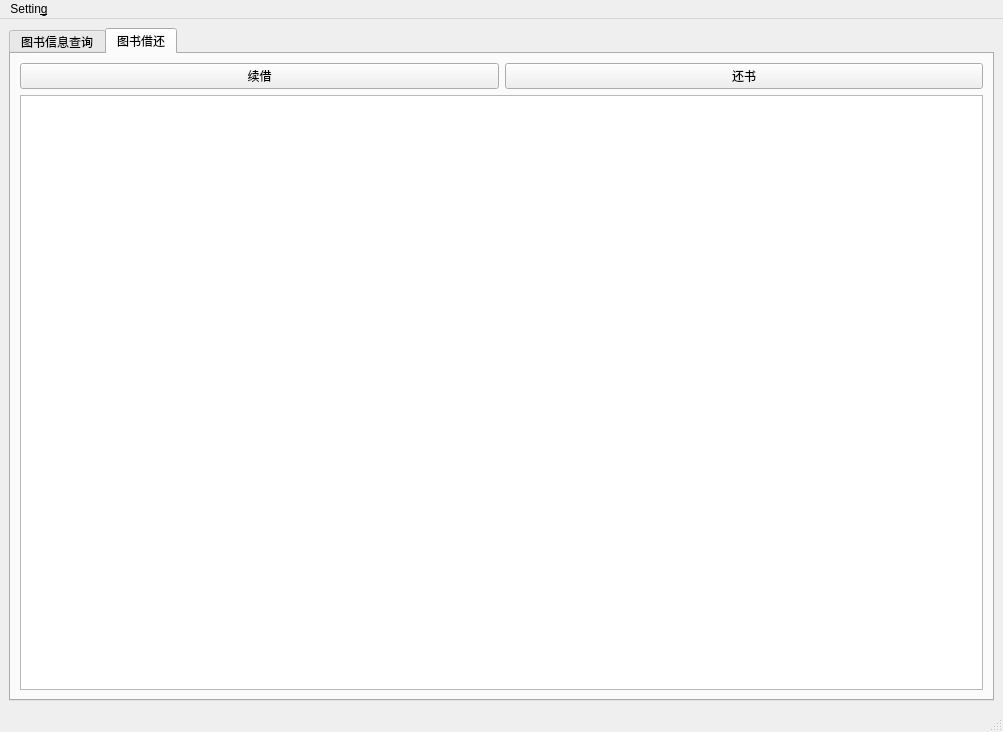
First picture: the form in sourcecode/studentmainwindow.ui, repository LiuzhouChan/database-Project-with-QT, before the edit.
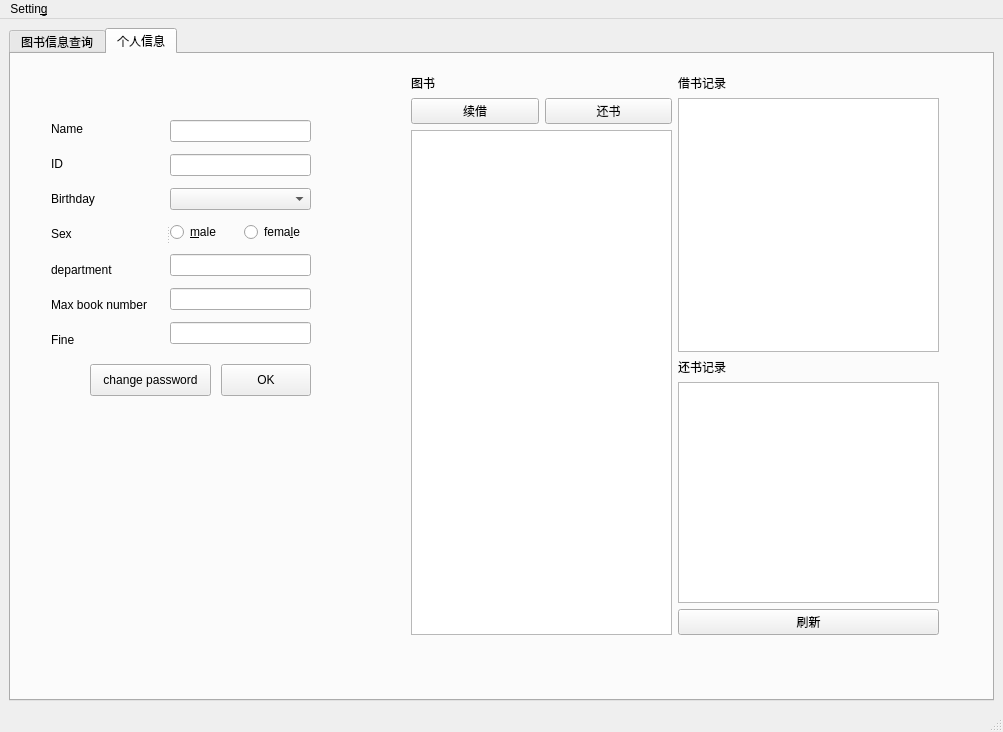
Second picture: the form after the edit. Custom widgets are drawn as their Qt base class.

What changed in the file:
```diff
--- a/sourcecode/studentmainwindow.ui
+++ b/sourcecode/studentmainwindow.ui
@@ -95,35 +95,243 @@
       </widget>
       <widget class="QWidget" name="tab_2">
        <attribute name="title">
-        <string>图书借还</string>
+        <string>个人信息</string>
        </attribute>
-       <layout class="QHBoxLayout" name="horizontalLayout_5">
-        <item>
-         <layout class="QVBoxLayout" name="verticalLayout_3">
+       <widget class="QWidget" name="layoutWidget">
+        <property name="geometry">
+         <rect>
+          <x>400</x>
+          <y>20</y>
+          <width>528</width>
+          <height>561</height>
+         </rect>
+        </property>
+        <layout class="QHBoxLayout" name="horizontalLayout_5">
+         <item>
+          <layout class="QVBoxLayout" name="verticalLayout_4">
+           <item>
+            <widget class="QLabel" name="label">
+             <property name="text">
+              <string>图书</string>
+             </property>
+            </widget>
+           </item>
+           <item>
+            <layout class="QVBoxLayout" name="verticalLayout_3">
+             <item>
+              <layout class="QHBoxLayout" name="horizontalLayout_3">
+               <item>
+                <widget class="QPushButton" name="pushButton_4">
+                 <property name="text">
+                  <string>续借</string>
+                 </property>
+                </widget>
+               </item>
+               <item>
+                <widget class="QPushButton" name="pushButton_3">
+                 <property name="text">
+                  <string>还书</string>
+                 </property>
+                </widget>
+               </item>
+              </layout>
+             </item>
+             <item>
+              <widget class="QTableWidget" name="tableWidget_2"/>
+             </item>
+            </layout>
+           </item>
+          </layout>
+         </item>
+         <item>
+          <layout class="QVBoxLayout" name="verticalLayout_7">
+           <item>
+            <layout class="QVBoxLayout" name="verticalLayout_5">
+             <item>
+              <widget class="QLabel" name="label_2">
+               <property name="text">
+                <string>借书记录</string>
+               </property>
+              </widget>
+             </item>
+             <item>
+              <widget class="QTableWidget" name="tableWidget_3"/>
+             </item>
+            </layout>
+           </item>
+           <item>
+            <layout class="QVBoxLayout" name="verticalLayout_6">
+             <item>
+              <widget class="QLabel" name="label_3">
+               <property name="text">
+                <string>还书记录</string>
+               </property>
+              </widget>
+             </item>
+             <item>
+              <widget class="QTableWidget" name="tableWidget_4"/>
+             </item>
+             <item>
+              <widget class="QPushButton" name="pushButton_5">
+               <property name="text">
+                <string>刷新</string>
+               </property>
+              </widget>
+             </item>
+            </layout>
+           </item>
+          </layout>
+         </item>
+        </layout>
+       </widget>
+       <widget class="QSplitter" name="splitter">
+        <property name="geometry">
+         <rect>
+          <x>40</x>
+          <y>60</y>
+          <width>260</width>
+          <height>240</height>
+         </rect>
+        </property>
+        <property name="orientation">
+         <enum>Qt::Horizontal</enum>
+        </property>
+        <widget class="QWidget" name="layoutWidget">
+         <layout class="QVBoxLayout" name="verticalLayout_9">
           <item>
-           <layout class="QHBoxLayout" name="horizontalLayout_3">
+           <widget class="QLabel" name="label_4">
+            <property name="text">
+             <string>Name</string>
+            </property>
+           </widget>
+          </item>
+          <item>
+           <widget class="QLabel" name="label_5">
+            <property name="text">
+             <string>ID</string>
+            </property>
+           </widget>
+          </item>
+          <item>
+           <widget class="QLabel" name="label_13">
+            <property name="text">
+             <string>Birthday</string>
+            </property>
+           </widget>
+          </item>
+          <item>
+           <widget class="QLabel" name="label_14">
+            <property name="text">
+             <string>Sex</string>
+            </property>
+           </widget>
+          </item>
+          <item>
+           <widget class="QLabel" name="label_15">
+            <property name="text">
+             <string>department</string>
+            </property>
+           </widget>
+          </item>
+          <item>
+           <widget class="QLabel" name="label_16">
+            <property name="text">
+             <string>Max book number</string>
+            </property>
+           </widget>
+          </item>
+          <item>
+           <widget class="QLabel" name="label_17">
+            <property name="text">
+             <string>Fine</string>
+            </property>
+           </widget>
+          </item>
+         </layout>
+        </widget>
+        <widget class="QWidget" name="layoutWidget">
+         <layout class="QVBoxLayout" name="verticalLayout_8">
+          <item>
+           <widget class="QLineEdit" name="lineEdit_3"/>
+          </item>
+          <item>
+           <widget class="QLineEdit" name="lineEdit_4">
+            <property name="readOnly">
+             <bool>true</bool>
+            </property>
+           </widget>
+          </item>
+          <item>
+           <widget class="KDateComboBox" name="kdatecombobox"/>
+          </item>
+          <item>
+           <layout class="QHBoxLayout" name="horizontalLayout_10">
             <item>
-             <widget class="QPushButton" name="pushButton_4">
+             <widget class="QRadioButton" name="radioButton_3">
               <property name="text">
-               <string>续借</string>
+               <string>&amp;male</string>
               </property>
              </widget>
             </item>
             <item>
-             <widget class="QPushButton" name="pushButton_3">
+             <widget class="QRadioButton" name="radioButton_4">
               <property name="text">
-               <string>还书</string>
+               <string>fema&amp;le</string>
               </property>
              </widget>
             </item>
            </layout>
           </item>
           <item>
-           <widget class="QTableWidget" name="tableWidget_2"/>
+           <widget class="QLineEdit" name="lineEdit_6"/>
+          </item>
+          <item>
+           <widget class="QLineEdit" name="lineEdit_7">
+            <property name="readOnly">
+             <bool>true</bool>
+            </property>
+           </widget>
+          </item>
+          <item>
+           <widget class="QLineEdit" name="lineEdit_8">
+            <property name="readOnly">
+             <bool>true</bool>
+            </property>
+           </widget>
           </item>
          </layout>
-        </item>
-       </layout>
+        </widget>
+       </widget>
+       <widget class="QPushButton" name="pushButton_12">
+        <property name="geometry">
+         <rect>
+          <x>210</x>
+          <y>310</y>
+          <width>90</width>
+          <height>32</height>
+         </rect>
+        </property>
+        <property name="text">
+         <string>OK</string>
+        </property>
+       </widget>
+       <widget class="QPushButton" name="pushButton_13">
+        <property name="geometry">
+         <rect>
+          <x>79</x>
+          <y>310</y>
+          <width>121</width>
+          <height>32</height>
+         </rect>
+        </property>
+        <property name="text">
+         <string>change password</string>
+        </property>
+       </widget>
+       <zorder>splitter</zorder>
+       <zorder>layoutWidget</zorder>
+       <zorder>pushButton_12</zorder>
+       <zorder>pushButton_13</zorder>
       </widget>
      </widget>
     </item>
@@ -153,6 +361,13 @@
    </property>
   </action>
  </widget>
+ <customwidgets>
+  <customwidget>
+   <class>KDateComboBox</class>
+   <extends>QComboBox</extends>
+   <header>kdatecombobox.h</header>
+  </customwidget>
+ </customwidgets>
  <resources/>
  <connections/>
 </ui>
```
Left out of the diff: 6 changed lines with no effect on the pictures.
